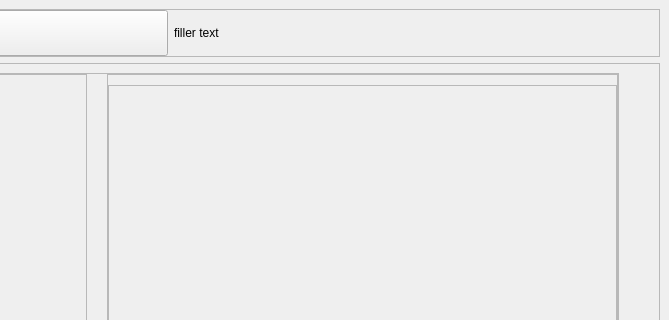
First picture: the form in classes/generatedui/mainwindow.ui, repository moltenlavaguava/peanut, before the edit; both pictures show x 281 to 950 and y 0 to 320 of the 950 by 630 pixel window.
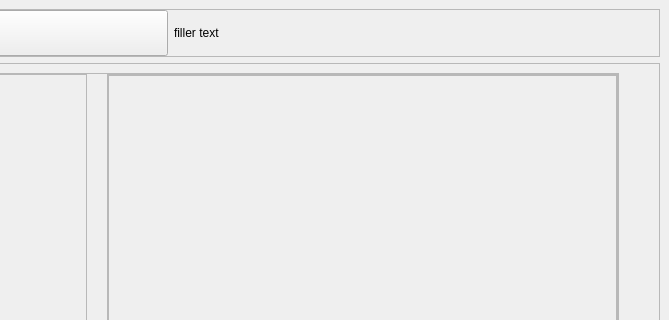
Second picture: the form after the edit. Icons and pictures are not drawn. Custom widgets are drawn as their Qt base class.

The edit to the form file:
```diff
--- a/classes/generatedui/mainwindow.ui
+++ b/classes/generatedui/mainwindow.ui
@@ -350,7 +350,7 @@
                   <number>0</number>
                  </property>
                  <property name="topMargin">
-                  <number>10</number>
+                  <number>0</number>
                  </property>
                  <property name="rightMargin">
                   <number>0</number>
@@ -384,7 +384,7 @@
                       <x>0</x>
                       <y>0</y>
                       <width>507</width>
-                      <height>299</height>
+                      <height>309</height>
                      </rect>
                     </property>
                     <property name="layoutDirection">
```
Left out of the diff: 2 changed lines with no effect on the pictures.
